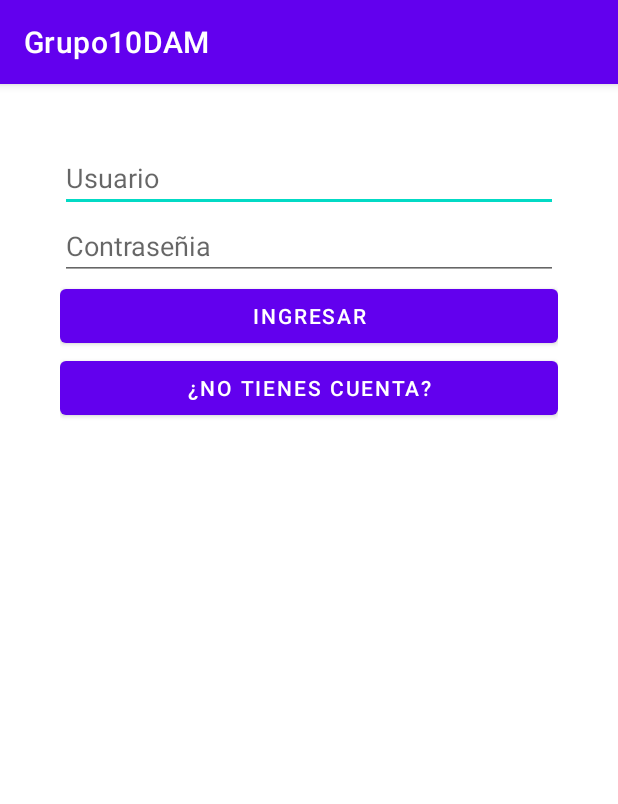
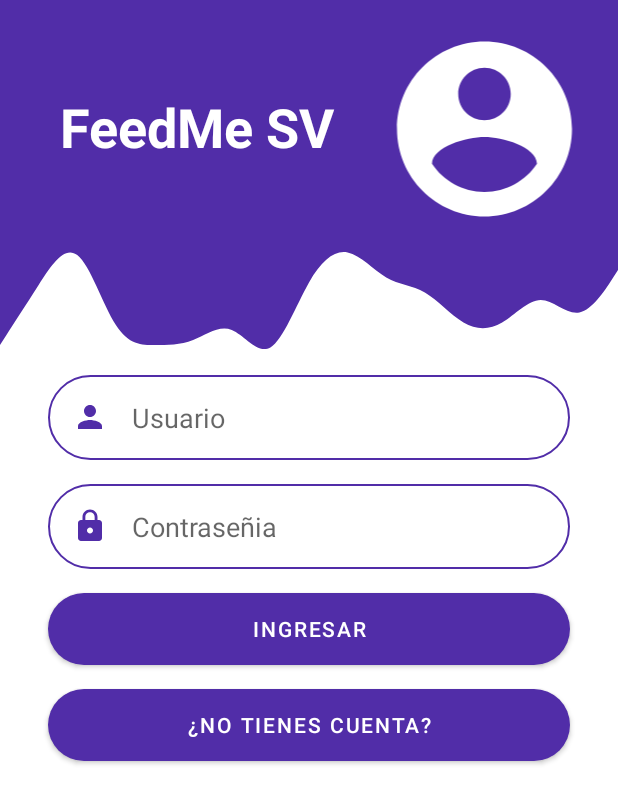
Before and after one commit to fran11sv/Grupo10DAM, an Android app: the screen it shows after launch (Login), on a phone screen of 412 x 824 dp. Shown: the top 804 px of the screen. Run offline under Robolectric (Android 15) with nearby library versions, the phone set to English and light mode, and no system bars; libraries missing offline, so code that uses them is left out: com.loopj.android, cz.msebera.android.

Commit message:
Ya esta decorado el login y la pantalla de registrarse

```diff
--- a/app/src/main/AndroidManifest.xml
+++ b/app/src/main/AndroidManifest.xml
@@ -15,10 +15,10 @@
         android:theme="@style/Theme.Grupo10DAM">
         <activity android:name=".ElementoDetallado"></activity>
         <activity android:name=".MenuListview" />
-        <activity android:name=".MenuGridview" />
-        <activity android:name=".Registrarse" />
+        <activity android:name=".MenuGridview" android:screenOrientation="portrait" />
+        <activity android:name=".Registrarse" android:screenOrientation="portrait"/>
         <activity android:name=".MenuPrincipal" />
-        <activity android:name=".Login">
+        <activity android:name=".Login" android:screenOrientation="portrait">
             <intent-filter>
                 <action android:name="android.intent.action.MAIN" />
 
--- /dev/null
+++ b/app/src/main/res/drawable/borde_boton.xml
@@ -0,0 +1,5 @@
+<?xml version="1.0" encoding="utf-8"?>
+<shape xmlns:android="http://schemas.android.com/apk/res/android">
+<solid android:color="@color/dark_primary_purple"/>
+    <corners android:radius="100dp"/>
+</shape>
--- /dev/null
+++ b/app/src/main/res/drawable/borde_textbox.xml
@@ -0,0 +1,6 @@
+<?xml version="1.0" encoding="utf-8"?>
+<shape android:shape="rectangle" xmlns:android="http://schemas.android.com/apk/res/android">
+<stroke android:color="@color/dark_primary_purple"
+    android:width="1dp"/>
+    <corners android:radius="100dp"/>
+</shape>
--- /dev/null
+++ b/app/src/main/res/drawable/ic_baseline24.xml
@@ -0,0 +1,10 @@
+<vector xmlns:android="http://schemas.android.com/apk/res/android"
+    android:width="24dp"
+    android:height="24dp"
+    android:viewportWidth="24"
+    android:viewportHeight="24"
+    android:tint="#FFFFFF">
+  <path
+      android:fillColor="@android:color/white"
+      android:pathData="M12,2C6.48,2 2,6.48 2,12s4.48,10 10,10 10,-4.48 10,-10S17.52,2 12,2zM12,5c1.66,0 3,1.34 3,3s-1.34,3 -3,3 -3,-1.34 -3,-3 1.34,-3 3,-3zM12,19.2c-2.5,0 -4.71,-1.28 -6,-3.22 0.03,-1.99 4,-3.08 6,-3.08 1.99,0 5.97,1.09 6,3.08 -1.29,1.94 -3.5,3.22 -6,3.22z"/>
+</vector>
--- /dev/null
+++ b/app/src/main/res/drawable/ic_lock.xml
@@ -0,0 +1,10 @@
+<vector xmlns:android="http://schemas.android.com/apk/res/android"
+    android:width="24dp"
+    android:height="24dp"
+    android:viewportWidth="24"
+    android:viewportHeight="24"
+    android:tint="#512DA8">
+  <path
+      android:fillColor="@android:color/white"
+      android:pathData="M18,8h-1L17,6c0,-2.76 -2.24,-5 -5,-5S7,3.24 7,6v2L6,8c-1.1,0 -2,0.9 -2,2v10c0,1.1 0.9,2 2,2h12c1.1,0 2,-0.9 2,-2L20,10c0,-1.1 -0.9,-2 -2,-2zM12,17c-1.1,0 -2,-0.9 -2,-2s0.9,-2 2,-2 2,0.9 2,2 -0.9,2 -2,2zM15.1,8L8.9,8L8.9,6c0,-1.71 1.39,-3.1 3.1,-3.1 1.71,0 3.1,1.39 3.1,3.1v2z"/>
+</vector>
--- /dev/null
+++ b/app/src/main/res/drawable/ic_person.xml
@@ -0,0 +1,10 @@
+<vector xmlns:android="http://schemas.android.com/apk/res/android"
+    android:width="24dp"
+    android:height="24dp"
+    android:viewportWidth="24"
+    android:viewportHeight="24"
+    android:tint="#512DA8">
+  <path
+      android:fillColor="@android:color/white"
+      android:pathData="M12,12c2.21,0 4,-1.79 4,-4s-1.79,-4 -4,-4 -4,1.79 -4,4 1.79,4 4,4zM12,14c-2.67,0 -8,1.34 -8,4v2h16v-2c0,-2.66 -5.33,-4 -8,-4z"/>
+</vector>
--- /dev/null
+++ b/app/src/main/res/drawable/wave.xml
@@ -0,0 +1,9 @@
+<vector xmlns:android="http://schemas.android.com/apk/res/android"
+    android:width="1440dp"
+    android:height="320dp"
+    android:viewportWidth="1440"
+    android:viewportHeight="320">
+  <path
+      android:pathData="M0,256L15,234.7C30,213 60,171 90,128C120,85 150,43 180,64C210,85 240,171 270,213.3C300,256 330,256 360,256C390,256 420,256 450,245.3C480,235 510,213 540,224C570,235 600,277 630,261.3C660,245 690,171 720,122.7C750,75 780,53 810,58.7C840,64 870,96 900,112C930,128 960,128 990,144C1020,160 1050,192 1080,208C1110,224 1140,224 1170,208C1200,192 1230,160 1260,160C1290,160 1320,192 1350,186.7C1380,181 1410,139 1425,117.3L1440,96L1440,0L1425,0C1410,0 1380,0 1350,0C1320,0 1290,0 1260,0C1230,0 1200,0 1170,0C1140,0 1110,0 1080,0C1050,0 1020,0 990,0C960,0 930,0 900,0C870,0 840,0 810,0C780,0 750,0 720,0C690,0 660,0 630,0C600,0 570,0 540,0C510,0 480,0 450,0C420,0 390,0 360,0C330,0 300,0 270,0C240,0 210,0 180,0C150,0 120,0 90,0C60,0 30,0 15,0L0,0Z"
+      android:fillColor="#512DA8"/>
+</vector>
--- a/app/src/main/res/layout/activity_login.xml
+++ b/app/src/main/res/layout/activity_login.xml
@@ -1,39 +1,113 @@
 <?xml version="1.0" encoding="utf-8"?>
 
-<LinearLayout
-
+<androidx.constraintlayout.widget.ConstraintLayout
 xmlns:android="http://schemas.android.com/apk/res/android"
+xmlns:app="http://schemas.android.com/apk/res-auto"
 xmlns:tools="http://schemas.android.com/tools"
 android:layout_width="match_parent"
 android:layout_height="match_parent"
 android:orientation="vertical"
-android:padding="40dp"
 tools:context=".Login">
 
+    <View
+        android:id="@+id/view"
+        android:layout_width="0dp"
+        android:layout_height="150dp"
+        android:background="@color/dark_primary_purple"
+        app:layout_constraintEnd_toEndOf="parent"
+        app:layout_constraintStart_toStartOf="parent"
+        app:layout_constraintTop_toTopOf="parent" />
+
+    <View
+        android:id="@+id/view2"
+        android:layout_width="0dp"
+        android:layout_height="100dp"
+        android:background="@drawable/wave"
+        app:layout_constraintEnd_toEndOf="parent"
+        app:layout_constraintTop_toBottomOf="@+id/view" />
 <EditText
     android:id="@+id/txtUsuario"
-    android:layout_width="match_parent"
+    android:layout_width="0dp"
     android:layout_height="wrap_content"
+    android:layout_marginStart="32dp"
+    android:layout_marginEnd="32dp"
+    android:background="@drawable/borde_textbox"
+    android:drawableStart="@drawable/ic_person"
+    android:drawablePadding="16dp"
+    android:hint="Usuario"
     android:inputType="text"
-    android:hint="Usuario"/>
+    android:padding="16dp"
+    app:layout_constraintEnd_toEndOf="parent"
+    app:layout_constraintStart_toStartOf="parent"
+    app:layout_constraintTop_toBottomOf="@+id/view2" />
 <EditText
     android:id="@+id/txtContra"
-    android:layout_width="match_parent"
+    android:layout_width="0dp"
     android:layout_height="wrap_content"
+    android:layout_marginStart="32dp"
+    android:layout_marginTop="16dp"
+    android:layout_marginEnd="32dp"
+    android:background="@drawable/borde_textbox"
+    android:drawableStart="@drawable/ic_lock"
+    android:drawablePadding="16dp"
+    android:hint="Contraseñia"
     android:inputType="text"
-    android:hint="Contraseñia"/>
+    android:padding="16dp"
+    app:layout_constraintEnd_toEndOf="parent"
+    app:layout_constraintStart_toStartOf="parent"
+    app:layout_constraintTop_toBottomOf="@+id/txtUsuario"/>
 <Button
     android:id="@+id/btnIngresar"
-    android:layout_width="match_parent"
+    android:text="Ingresar"
+    android:layout_width="0dp"
     android:layout_height="wrap_content"
-    android:text="Ingresar"
+    android:layout_marginStart="32dp"
+    android:layout_marginTop="16dp"
+    android:layout_marginEnd="32dp"
+    android:background="@drawable/borde_boton"
+    app:layout_constraintEnd_toEndOf="parent"
+    app:layout_constraintStart_toStartOf="parent"
+    app:layout_constraintTop_toBottomOf="@+id/txtContra"
     android:onClick="verificarDatos"/>
 
     <Button
         android:id="@+id/btnRegistrarse"
-        android:layout_width="match_parent"
+        android:layout_width="0dp"
         android:layout_height="wrap_content"
+        android:layout_marginStart="32dp"
+        android:layout_marginTop="16dp"
+        android:layout_marginEnd="32dp"
+        android:background="@drawable/borde_boton"
+        android:onClick="registrarse"
         android:text="¿No tienes Cuenta?"
-        android:onClick="registrarse"/>
+        app:layout_constraintEnd_toEndOf="parent"
+        app:layout_constraintStart_toStartOf="parent"
+        app:layout_constraintTop_toBottomOf="@+id/btnIngresar" />
 
-</LinearLayout>
+    <ImageView
+        android:id="@+id/imageView"
+        android:layout_width="146dp"
+        android:layout_height="140dp"
+        android:layout_marginTop="16dp"
+        android:layout_marginEnd="16dp"
+        app:layout_constraintEnd_toEndOf="parent"
+        app:layout_constraintTop_toTopOf="parent"
+        app:srcCompat="@drawable/ic_baseline24" />
+
+    <TextView
+        android:id="@+id/textView"
+        android:layout_width="wrap_content"
+        android:layout_height="wrap_content"
+        android:layout_marginStart="16dp"
+        android:layout_marginTop="60dp"
+        android:text="FeedMe SV"
+        android:textColor="@color/white"
+        android:textSize="36sp"
+        android:textStyle="bold"
+        app:layout_constraintEnd_toStartOf="@+id/imageView"
+        app:layout_constraintHorizontal_bias="0.469"
+        app:layout_constraintStart_toStartOf="@+id/view"
+        app:layout_constraintTop_toTopOf="parent" />
+
+
+</androidx.constraintlayout.widget.ConstraintLayout>
--- a/app/src/main/res/values-night/themes.xml
+++ b/app/src/main/res/values-night/themes.xml
@@ -1,9 +1,9 @@
 <resources xmlns:tools="http://schemas.android.com/tools">
     <!-- Base application theme. -->
-    <style name="Theme.Grupo10DAM" parent="Theme.MaterialComponents.DayNight.DarkActionBar">
+    <style name="Theme.Grupo10DAM" parent="Theme.MaterialComponents.DayNight.NoActionBar">
         <!-- Primary brand color. -->
-        <item name="colorPrimary">@color/purple_200</item>
-        <item name="colorPrimaryVariant">@color/purple_700</item>
+        <item name="colorPrimary">@color/dark_primary_purple</item>
+        <item name="colorPrimaryVariant">@color/light_primary_purple</item>
         <item name="colorOnPrimary">@color/black</item>
         <!-- Secondary brand color. -->
         <item name="colorSecondary">@color/teal_200</item>
--- a/app/src/main/res/values/colors.xml
+++ b/app/src/main/res/values/colors.xml
@@ -1,8 +1,9 @@
 <?xml version="1.0" encoding="utf-8"?>
 <resources>
-    <color name="purple_200">#FFBB86FC</color>
-    <color name="purple_500">#FF6200EE</color>
-    <color name="purple_700">#FF3700B3</color>
+    <color name="dark_primary_purple">#512DA8</color>
+    <color name="accent_purple">#E040FB</color>
+    <color name="light_primary_purple">#D1C4E9</color>
+    <color name="primary_purple">#673AB7</color>
     <color name="teal_200">#FF03DAC5</color>
     <color name="teal_700">#FF018786</color>
     <color name="black">#FF000000</color>
--- a/app/src/main/res/values/themes.xml
+++ b/app/src/main/res/values/themes.xml
@@ -1,9 +1,9 @@
 <resources xmlns:tools="http://schemas.android.com/tools">
     <!-- Base application theme. -->
-    <style name="Theme.Grupo10DAM" parent="Theme.MaterialComponents.DayNight.DarkActionBar">
+    <style name="Theme.Grupo10DAM" parent="Theme.MaterialComponents.DayNight.NoActionBar">
         <!-- Primary brand color. -->
-        <item name="colorPrimary">@color/purple_500</item>
-        <item name="colorPrimaryVariant">@color/purple_700</item>
+        <item name="colorPrimary">@color/dark_primary_purple</item>
+        <item name="colorPrimaryVariant">@color/light_primary_purple</item>
         <item name="colorOnPrimary">@color/white</item>
         <!-- Secondary brand color. -->
         <item name="colorSecondary">@color/teal_200</item>
```
Also changed, not shown: app/src/main/res/layout/activity_registrarse.xml (+70 -45 lines).
